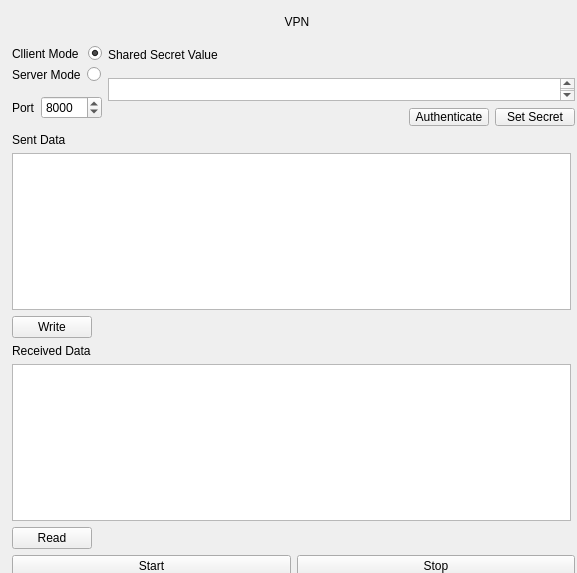
The window that VPN_UI.ui (wellincall/412-Assignment3) describes before a commit, drawn with Qt 5.
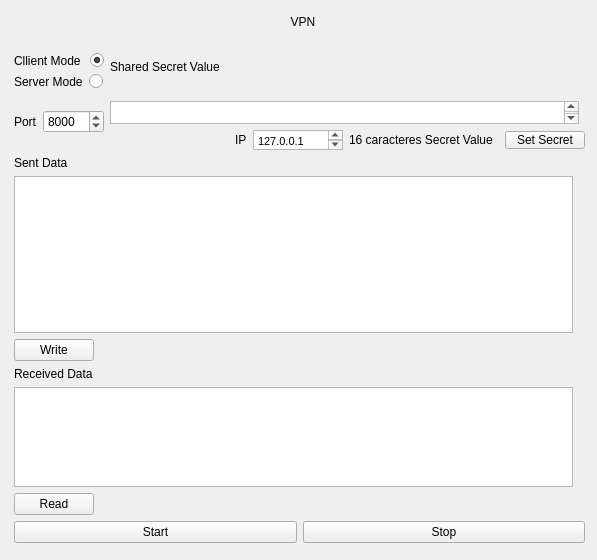
The same window after the commit.

Diff of the .ui file:
```diff
--- a/VPN_UI.ui
+++ b/VPN_UI.ui
@@ -6,8 +6,8 @@
    <rect>
     <x>0</x>
     <y>0</y>
-    <width>577</width>
-    <height>573</height>
+    <width>597</width>
+    <height>560</height>
    </rect>
   </property>
   <property name="windowTitle">
@@ -16,10 +16,10 @@
   <widget class="QWidget" name="">
    <property name="geometry">
     <rect>
-     <x>12</x>
+     <x>14</x>
      <y>12</y>
-     <width>563</width>
-     <height>565</height>
+     <width>571</width>
+     <height>531</height>
     </rect>
    </property>
    <layout class="QVBoxLayout" name="verticalLayout_6">
@@ -171,15 +171,51 @@
            </spacer>
           </item>
           <item>
-           <widget class="QPushButton" name="aut_btn">
+           <widget class="QLabel" name="label_9">
+            <property name="text">
+             <string>IP</string>
+            </property>
+           </widget>
+          </item>
+          <item>
+           <widget class="QTextEdit" name="ip_lbl">
+            <property name="minimumSize">
+             <size>
+              <width>90</width>
+              <height>20</height>
+             </size>
+            </property>
             <property name="maximumSize">
              <size>
-              <width>16777215</width>
-              <height>18</height>
+              <width>90</width>
+              <height>20</height>
              </size>
             </property>
+            <property name="html">
+             <string>&lt;!DOCTYPE HTML PUBLIC &quot;-//W3C//DTD HTML 4.0//EN&quot; &quot;http://www.w3.org/TR/REC-html40/strict.dtd&quot;&gt;
+&lt;html&gt;&lt;head&gt;&lt;meta name=&quot;qrichtext&quot; content=&quot;1&quot; /&gt;&lt;style type=&quot;text/css&quot;&gt;
+p, li { white-space: pre-wrap; }
+&lt;/style&gt;&lt;/head&gt;&lt;body style=&quot; font-family:'MS Shell Dlg 2'; font-size:8.25pt; font-weight:400; font-style:normal;&quot;&gt;
+&lt;p style=&quot; margin-top:0px; margin-bottom:0px; margin-left:0px; margin-right:0px; -qt-block-indent:0; text-indent:0px;&quot;&gt;127.0.0.1&lt;/p&gt;&lt;/body&gt;&lt;/html&gt;</string>
+            </property>
+           </widget>
+          </item>
+          <item>
+           <widget class="QLabel" name="label_8">
+            <property name="minimumSize">
+             <size>
+              <width>150</width>
+              <height>0</height>
+             </size>
+            </property>
+            <property name="maximumSize">
+             <size>
+              <width>150</width>
+              <height>16777215</height>
+             </size>
+            </property>
             <property name="text">
-             <string>Authenticate</string>
+             <string>16 caracteres Secret Value</string>
             </property>
            </widget>
           </item>
@@ -267,13 +303,13 @@
         <property name="minimumSize">
          <size>
           <width>559</width>
-          <height>157</height>
+          <height>100</height>
          </size>
         </property>
         <property name="maximumSize">
          <size>
           <width>559</width>
-          <height>157</height>
+          <height>100</height>
          </size>
         </property>
        </widget>
```
Left out of the diff: 6 changed lines with no effect on the pictures.
